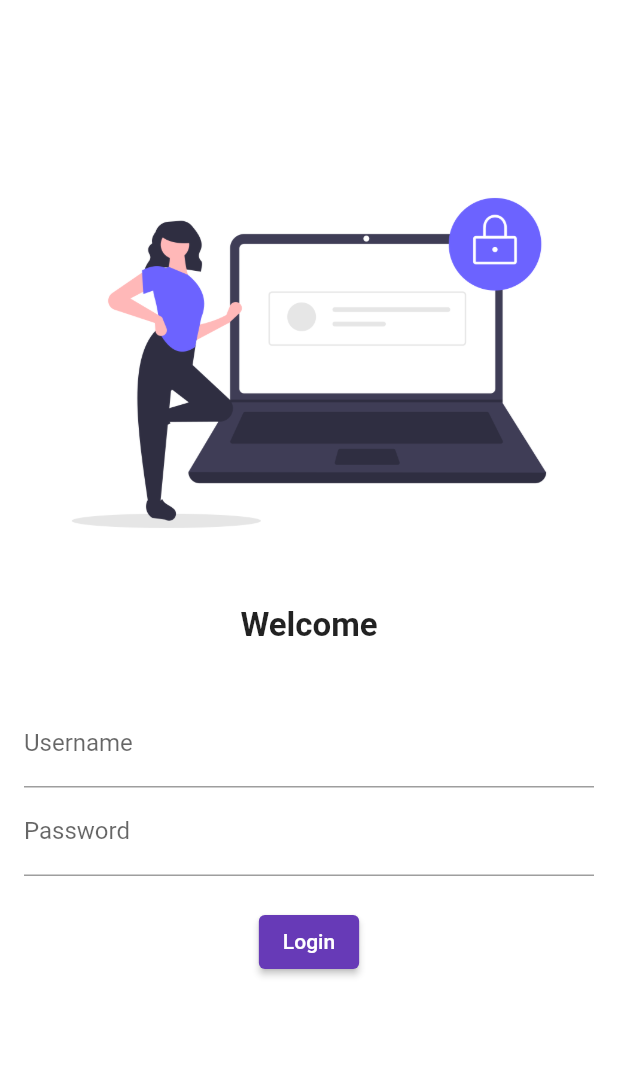
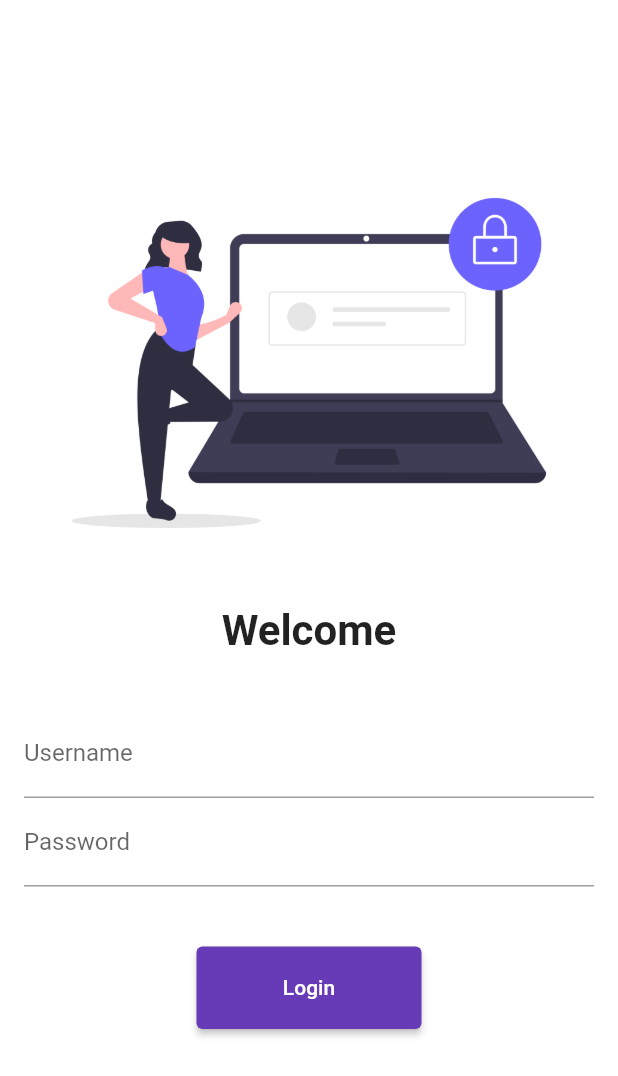
Before and after one commit to RDXV/30DaysOfFlutter, a Flutter app: the screen it shows after launch, on a phone screen of 412 x 824 dp. Shown: the top 1076 px of the screen. Run offline on Flutter 3.47's test engine with Material 2 defaults, Android fonts, the phone set to English and light mode, and no system bars; our stand-ins replace google_fonts.

Commit message:
Day5 Completed

```diff
--- a/lib/main.dart
+++ b/lib/main.dart
@@ -1,5 +1,6 @@
 import 'package:google_fonts/google_fonts.dart';
 import 'package:flutter/material.dart';
+import 'utils/routes.dart';
 import 'package:flutter_catalog/pages/home_page.dart';
 import 'package:flutter_catalog/pages/login_page.dart';
 
@@ -22,8 +23,8 @@
       ),
       routes: {
         "/": (context) => LoginPage(),
-        "/home": (context) => HomePage(),
-        "/login": (context) => LoginPage(),
+        MyRoutes.homeRoute: (context) => HomePage(),
+        MyRoutes.loginRoute: (context) => LoginPage(),
         // By default the default route is "/" route but if we give initialroute: "/home" then the first page will be the "/home" page and not "/"
       },
       // themeMode: ThemeMode.light,
--- a/lib/pages/login_page.dart
+++ b/lib/pages/login_page.dart
@@ -1,4 +1,5 @@
 import 'package:flutter/material.dart';
+import 'package:flutter_catalog/utils/routes.dart';
 
 // ignore_for_file:prefer_const_constructors
 class LoginPage extends StatelessWidget {
@@ -8,6 +9,8 @@
   Widget build(BuildContext context) {
     return Material(
       color: Colors.white,
+      // For small screens, make the things scrollable so that things don't go outside the screen
+      child: SingleChildScrollView(
         child: Column(
           children: [
             const SizedBox(
@@ -22,7 +25,7 @@
             ),
             Text(
               'Welcome',
-            style: TextStyle(fontSize: 22, fontWeight: FontWeight.bold),
+              style: TextStyle(fontSize: 28, fontWeight: FontWeight.bold),
             ),
             SizedBox(
               height: 20,
@@ -45,22 +48,26 @@
                     ),
                   ),
                   SizedBox(
-                  height: 20,
+                    height: 40,
                   ),
                   ElevatedButton(
                     onPressed: () {
                       print('Hi Varun. login button was pressed');
+                      Navigator.pushNamed(context, MyRoutes.homeRoute);
                     },
                     child: Text('Login'),
                     // style: accepts buttonstyle but instead we use TextButton which extends from ButtonStyleButton .stylefrom() which is ButtonStyle
                     // styleFrom and so this works rather than ButtonStyle
-                  style: TextButton.styleFrom(),
+                    style: TextButton.styleFrom(
+                      minimumSize: Size(150, 55),
+                    ),
                   )
                 ],
               ),
             )
           ],
         ),
+      ),
     );
   }
 }
--- /dev/null
+++ b/lib/utils/routes.dart
@@ -0,0 +1,4 @@
+class MyRoutes {
+  static String loginRoute = "/login";
+  static String homeRoute = "/home";
+}
```
Lines whose indentation alone changed are shown as unchanged.
